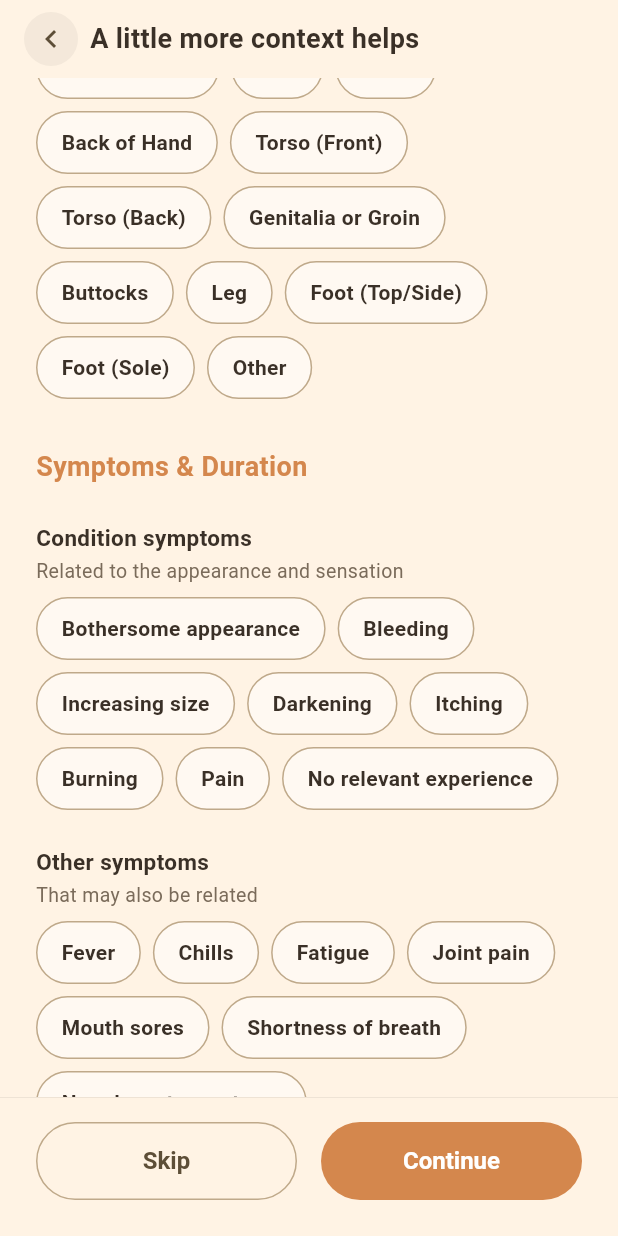
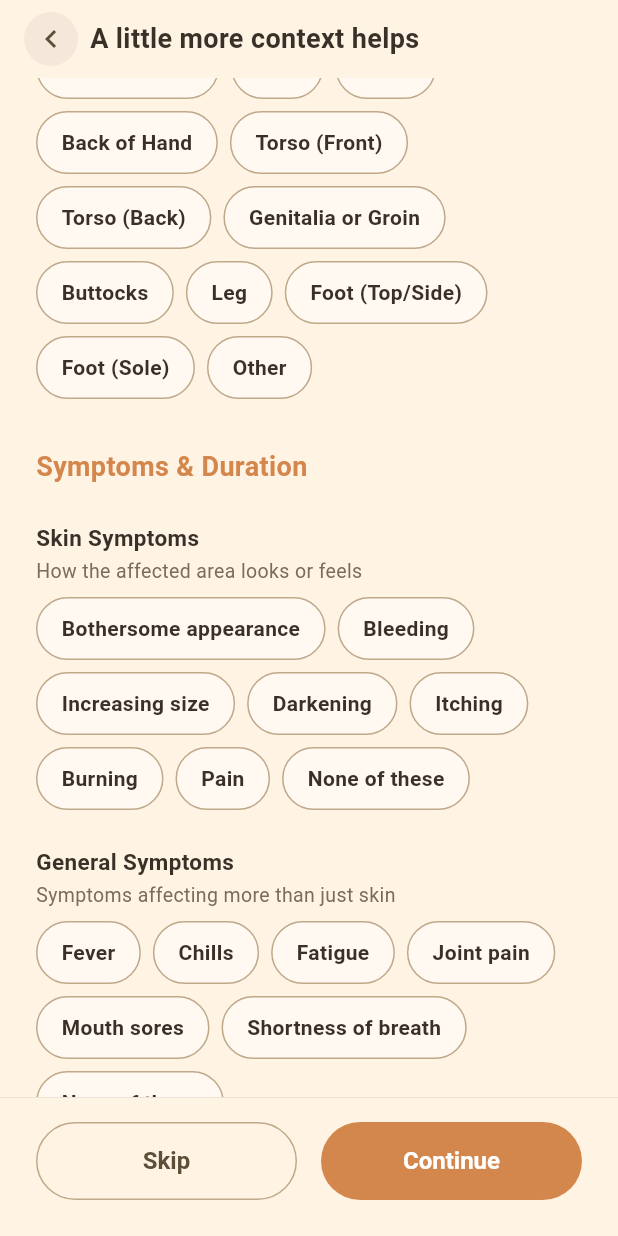
Before and after one commit to kashishgupta2911/SkinBuddy, a Flutter app: the ContextScreen screen opened directly with empty values, scrolled down 576 dp, on a phone screen of 412 x 824 dp. Run offline on Flutter 3.47's test engine with Material 3 defaults, Android fonts, the phone set to English and light mode, and no system bars; our stand-ins replace cloud_firestore, firebase_auth, firebase_core, flutter_svg, google_sign_in, image_picker; missing offline and left inert: tflite_flutter; accounts and stored records are empty; generated files the repository leaves out were written again.

Commit message:
made it more readable for the user

```diff
--- a/lib/features/context/presentation/context_screen.dart
+++ b/lib/features/context/presentation/context_screen.dart
@@ -40,7 +40,7 @@ const List<String> _conditionSymptoms = [
   'Itching',
   'Burning',
   'Pain',
-  'No relevant experience',
+  'None of these',
 ];
 
 const List<String> _otherSymptoms = [
@@ -50,7 +50,7 @@ const List<String> _otherSymptoms = [
   'Joint pain',
   'Mouth sores',
   'Shortness of breath',
-  'No relevant symptoms',
+  'None of these',
 ];
 
 const List<String> _textures = [
@@ -138,7 +138,7 @@ class _ContextScreenState extends State<ContextScreen> {
                     _buildSectionTitle('About the condition'),
                     const SizedBox(height: AppSpacing.lg),
                     _buildDropdownQuestion(
-                      title: 'What does it seem like?',
+                      title: 'What type of skin issue does it seem like?',
                       hint: 'Select a category',
                       value: _selectedCategory,
                       options: _relatedCategories,
@@ -146,7 +146,7 @@ class _ContextScreenState extends State<ContextScreen> {
                     ),
                     const SizedBox(height: AppSpacing.lg),
                     _buildDropdownQuestion(
-                      title: 'Texture / Appearance',
+                      title: 'What does the affected area look like?',
                       hint: 'Select texture',
                       value: _selectedTexture,
                       options: _textures,
@@ -154,7 +154,7 @@ class _ContextScreenState extends State<ContextScreen> {
                     ),
                     const SizedBox(height: AppSpacing.lg),
                     _buildMultiSelectQuestion(
-                      title: 'Which area of your body?',
+                      title: 'Where is the affected area?',
                       options: _bodyAreas,
                       selected: _selectedBodyAreas,
                     ),
@@ -163,15 +163,15 @@ class _ContextScreenState extends State<ContextScreen> {
                     _buildSectionTitle('Symptoms & Duration'),
                     const SizedBox(height: AppSpacing.lg),
                     _buildMultiSelectQuestion(
-                      title: 'Condition symptoms',
-                      subtitle: 'Related to the appearance and sensation',
+                      title: 'Skin Symptoms',
+                      subtitle: 'How the affected area looks or feels',
                       options: _conditionSymptoms,
                       selected: _selectedConditionSymptoms,
                     ),
                     const SizedBox(height: AppSpacing.lg),
                     _buildMultiSelectQuestion(
-                      title: 'Other symptoms',
-                      subtitle: 'That may also be related',
+                      title: 'General Symptoms',
+                      subtitle: 'Symptoms affecting more than just skin',
                       options: _otherSymptoms,
                       selected: _selectedOtherSymptoms,
                     ),
```
